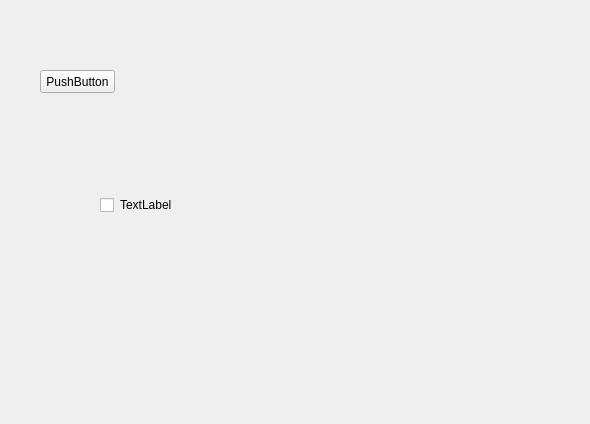
Before: the Qt Designer form mainwindow.ui in Reksotiv/QtFramelessWindow, drawn with Qt 5.
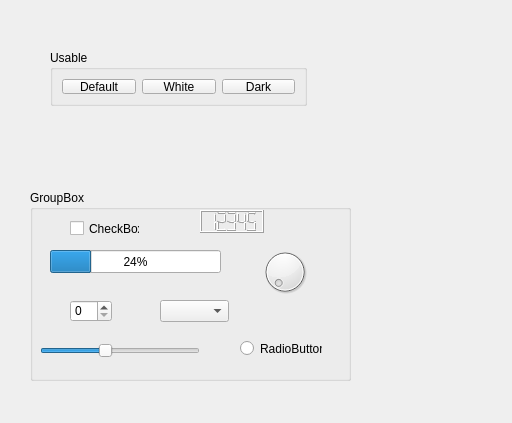
After: the same form once the commit is applied.

Commit message: added titleBar menu and styles

Diff of the .ui file:
```diff
--- a/mainwindow.ui
+++ b/mainwindow.ui
@@ -6,55 +6,166 @@
    <rect>
     <x>0</x>
     <y>0</y>
-    <width>590</width>
-    <height>424</height>
+    <width>512</width>
+    <height>423</height>
    </rect>
   </property>
   <property name="windowTitle">
    <string>MainWindow</string>
   </property>
   <widget class="QWidget" name="centralwidget">
-   <widget class="QWidget" name="horizontalLayoutWidget">
+   <widget class="QGroupBox" name="groupBox">
     <property name="geometry">
      <rect>
-      <x>100</x>
+      <x>30</x>
       <y>190</y>
-      <width>331</width>
-      <height>31</height>
+      <width>321</width>
+      <height>191</height>
      </rect>
     </property>
-    <layout class="QHBoxLayout" name="horizontalLayout" stretch="0,1">
-     <item>
-      <widget class="QCheckBox" name="checkBox">
-       <property name="text">
-        <string/>
-       </property>
-      </widget>
-     </item>
-     <item>
-      <widget class="QLabel" name="label">
-       <property name="text">
-        <string>TextLabel</string>
-       </property>
-       <property name="textFormat">
-        <enum>Qt::RichText</enum>
-       </property>
-      </widget>
-     </item>
-    </layout>
+    <property name="title">
+     <string>GroupBox</string>
+    </property>
+    <widget class="QCheckBox" name="checkBox">
+     <property name="geometry">
+      <rect>
+       <x>40</x>
+       <y>30</y>
+       <width>70</width>
+       <height>17</height>
+      </rect>
+     </property>
+     <property name="text">
+      <string>CheckBox</string>
+     </property>
+    </widget>
+    <widget class="QProgressBar" name="progressBar">
+     <property name="geometry">
+      <rect>
+       <x>20</x>
+       <y>60</y>
+       <width>171</width>
+       <height>23</height>
+      </rect>
+     </property>
+     <property name="value">
+      <number>24</number>
+     </property>
+     <property name="alignment">
+      <set>Qt::AlignCenter</set>
+     </property>
+    </widget>
+    <widget class="QLCDNumber" name="lcdNumber">
+     <property name="geometry">
+      <rect>
+       <x>170</x>
+       <y>20</y>
+       <width>64</width>
+       <height>23</height>
+      </rect>
+     </property>
+     <property name="intValue" stdset="0">
+      <number>12345</number>
+     </property>
+    </widget>
+    <widget class="QSpinBox" name="spinBox">
+     <property name="geometry">
+      <rect>
+       <x>40</x>
+       <y>110</y>
+       <width>42</width>
+       <height>22</height>
+      </rect>
+     </property>
+    </widget>
+    <widget class="QComboBox" name="comboBox">
+     <property name="geometry">
+      <rect>
+       <x>130</x>
+       <y>110</y>
+       <width>69</width>
+       <height>22</height>
+      </rect>
+     </property>
+    </widget>
+    <widget class="QDial" name="dial">
+     <property name="geometry">
+      <rect>
+       <x>230</x>
+       <y>50</y>
+       <width>50</width>
+       <height>64</height>
+      </rect>
+     </property>
+    </widget>
+    <widget class="QSlider" name="horizontalSlider">
+     <property name="geometry">
+      <rect>
+       <x>10</x>
+       <y>150</y>
+       <width>160</width>
+       <height>22</height>
+      </rect>
+     </property>
+     <property name="maximum">
+      <number>10</number>
+     </property>
+     <property name="value">
+      <number>4</number>
+     </property>
+     <property name="orientation">
+      <enum>Qt::Horizontal</enum>
+     </property>
+    </widget>
+    <widget class="QRadioButton" name="radioButton">
+     <property name="geometry">
+      <rect>
+       <x>210</x>
+       <y>150</y>
+       <width>82</width>
+       <height>17</height>
+      </rect>
+     </property>
+     <property name="text">
+      <string>RadioButton</string>
+     </property>
+    </widget>
    </widget>
-   <widget class="QPushButton" name="pushButton">
+   <widget class="QGroupBox" name="groupBox_2">
     <property name="geometry">
      <rect>
-      <x>40</x>
-      <y>70</y>
-      <width>75</width>
-      <height>23</height>
+      <x>50</x>
+      <y>50</y>
+      <width>257</width>
+      <height>56</height>
      </rect>
     </property>
-    <property name="text">
-     <string>PushButton</string>
+    <property name="title">
+     <string>Usable</string>
     </property>
+    <layout class="QHBoxLayout" name="horizontalLayout">
+     <item>
+      <widget class="QPushButton" name="pushButton_default">
+       <property name="text">
+        <string>Default</string>
+       </property>
+      </widget>
+     </item>
+     <item>
+      <widget class="QPushButton" name="pushButton_white">
+       <property name="text">
+        <string>White</string>
+       </property>
+      </widget>
+     </item>
+     <item>
+      <widget class="QPushButton" name="pushButton_dark">
+       <property name="text">
+        <string>Dark</string>
+       </property>
+      </widget>
+     </item>
+    </layout>
    </widget>
   </widget>
  </widget>
```
The commit also changes 178 other files.
